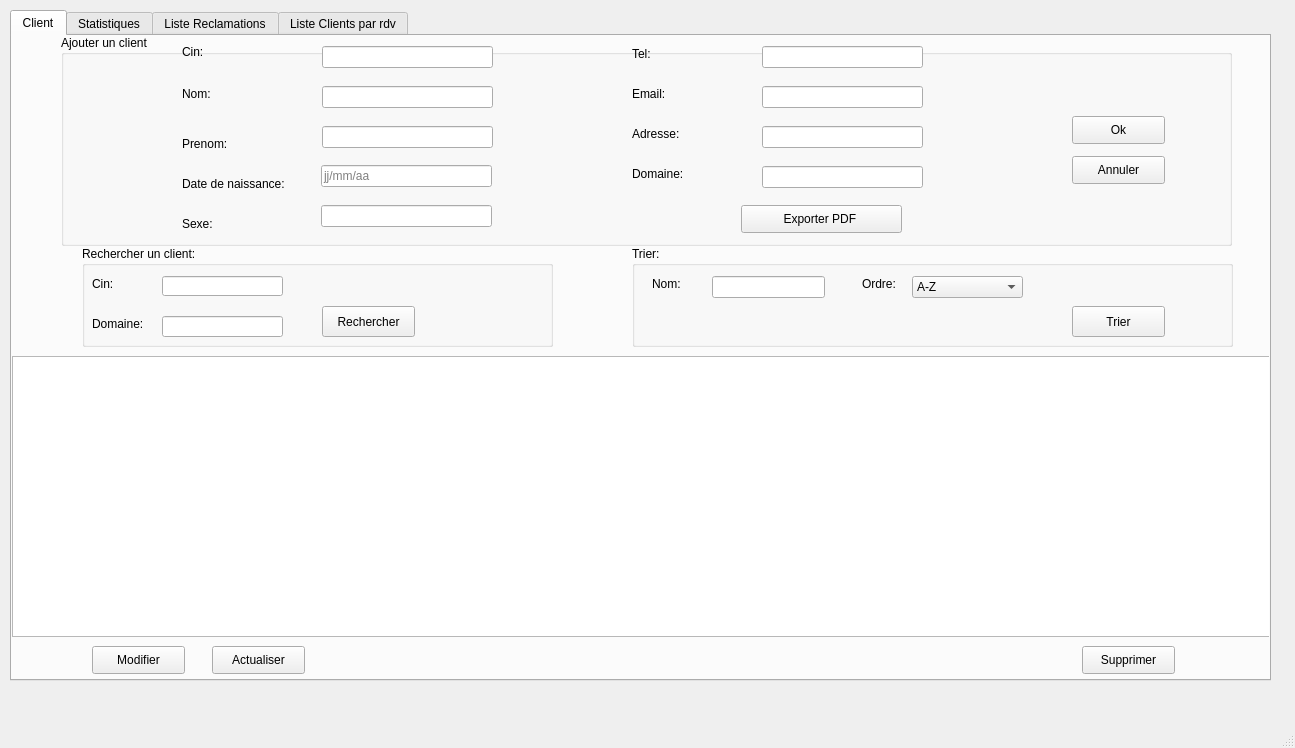
sirineghribi/SMART_RECRUITING_2A17, file mainwindow.ui: the form before one commit.
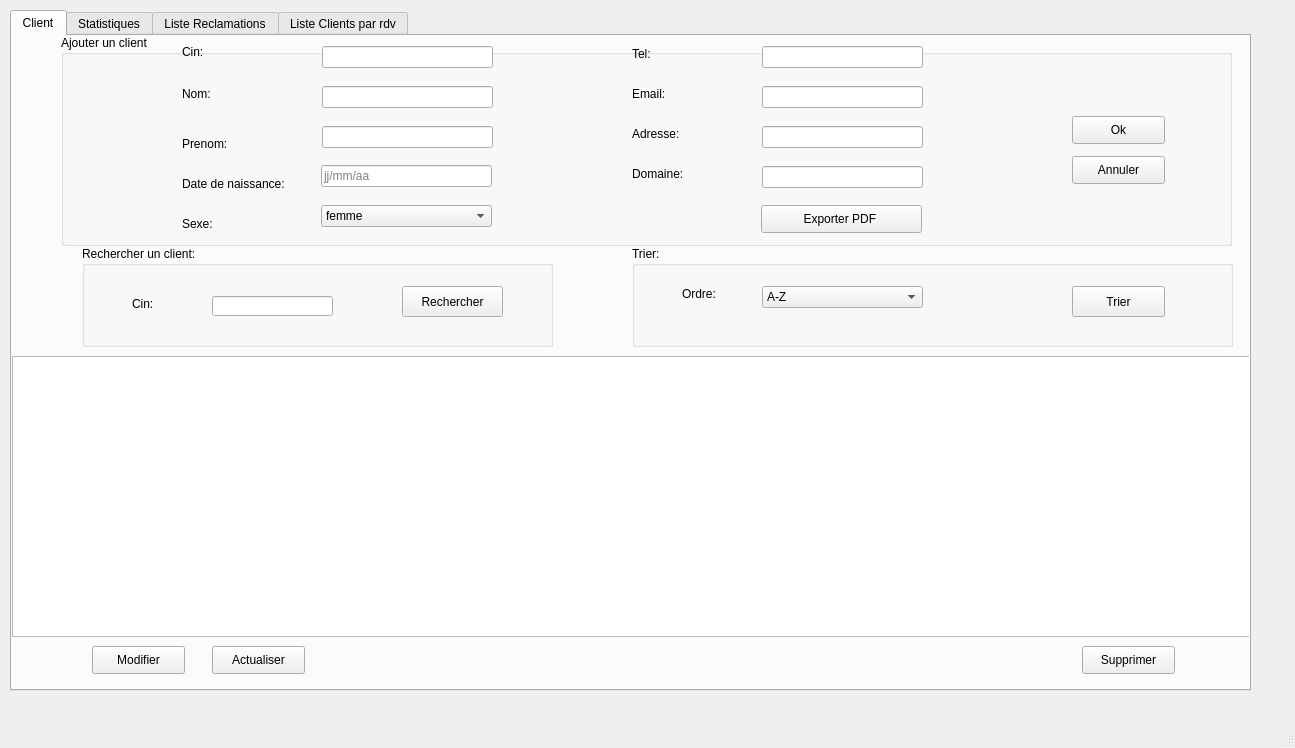
The form after the commit. The open tabs and pages were chosen to show the change. Icons and pictures are not drawn. Custom widgets are drawn as their Qt base class.

```diff
--- a/mainwindow.ui
+++ b/mainwindow.ui
@@ -19,8 +19,8 @@
      <rect>
       <x>10</x>
       <y>10</y>
-      <width>1261</width>
-      <height>671</height>
+      <width>1241</width>
+      <height>681</height>
      </rect>
     </property>
     <property name="currentIndex">
@@ -232,8 +232,8 @@
       <widget class="QLabel" name="label_10">
        <property name="geometry">
         <rect>
-         <x>10</x>
-         <y>30</y>
+         <x>50</x>
+         <y>50</y>
          <width>56</width>
          <height>16</height>
         </rect>
@@ -245,42 +245,22 @@
       <widget class="QLineEdit" name="lineEdit">
        <property name="geometry">
         <rect>
-         <x>80</x>
-         <y>30</y>
+         <x>130</x>
+         <y>50</y>
          <width>121</width>
          <height>20</height>
         </rect>
        </property>
-      </widget>
-      <widget class="QLabel" name="label_11">
-       <property name="geometry">
-        <rect>
-         <x>10</x>
-         <y>70</y>
-         <width>71</width>
-         <height>16</height>
-        </rect>
+       <property name="maxLength">
+        <number>9</number>
        </property>
-       <property name="text">
-        <string>Domaine:</string>
-       </property>
       </widget>
-      <widget class="QLineEdit" name="lineEdit_2">
+      <widget class="QPushButton" name="rechercher_2">
        <property name="geometry">
         <rect>
-         <x>80</x>
-         <y>70</y>
-         <width>121</width>
-         <height>21</height>
-        </rect>
-       </property>
-      </widget>
-      <widget class="QPushButton" name="pushButton">
-       <property name="geometry">
-        <rect>
-         <x>240</x>
-         <y>60</y>
-         <width>93</width>
+         <x>320</x>
+         <y>40</y>
+         <width>101</width>
          <height>31</height>
         </rect>
        </property>
@@ -305,24 +285,11 @@
       <property name="title">
        <string>Trier:</string>
       </property>
-      <widget class="QLabel" name="label_12">
-       <property name="geometry">
-        <rect>
-         <x>20</x>
-         <y>30</y>
-         <width>56</width>
-         <height>16</height>
-        </rect>
-       </property>
-       <property name="text">
-        <string>Nom:</string>
-       </property>
-      </widget>
       <widget class="QLabel" name="label_13">
        <property name="geometry">
         <rect>
-         <x>230</x>
-         <y>30</y>
+         <x>50</x>
+         <y>40</y>
          <width>56</width>
          <height>16</height>
         </rect>
@@ -331,21 +298,11 @@
         <string>Ordre:</string>
        </property>
       </widget>
-      <widget class="QLineEdit" name="lineEdit_7">
-       <property name="geometry">
-        <rect>
-         <x>80</x>
-         <y>30</y>
-         <width>113</width>
-         <height>22</height>
-        </rect>
-       </property>
-      </widget>
-      <widget class="QPushButton" name="pushButton_2">
+      <widget class="QPushButton" name="trier_2">
        <property name="geometry">
         <rect>
          <x>440</x>
-         <y>60</y>
+         <y>40</y>
          <width>93</width>
          <height>31</height>
         </rect>
@@ -361,9 +318,9 @@
       <widget class="QComboBox" name="comboBox">
        <property name="geometry">
         <rect>
-         <x>280</x>
-         <y>30</y>
-         <width>111</width>
+         <x>130</x>
+         <y>40</y>
+         <width>161</width>
          <height>22</height>
         </rect>
        </property>
@@ -464,7 +421,7 @@
       <widget class="QPushButton" name="pushButton_8">
        <property name="geometry">
         <rect>
-         <x>680</x>
+         <x>700</x>
          <y>170</y>
          <width>161</width>
          <height>28</height>
@@ -487,7 +444,7 @@
         <string>jj/mm/aa</string>
        </property>
       </widget>
-      <widget class="QLineEdit" name="lineEdit_sexe">
+      <widget class="QComboBox" name="lineEdit_sexe">
        <property name="geometry">
         <rect>
          <x>260</x>
@@ -496,6 +453,16 @@
          <height>22</height>
         </rect>
        </property>
+       <item>
+        <property name="text">
+         <string>femme</string>
+        </property>
+       </item>
+       <item>
+        <property name="text">
+         <string>homme</string>
+        </property>
+       </item>
       </widget>
      </widget>
      <widget class="QPushButton" name="pushButton_3">
@@ -747,6 +714,14 @@
   </widget>
   <widget class="QStatusBar" name="statusbar"/>
  </widget>
+ <customwidgets>
+  <customwidget>
+   <class>PieChartWidget</class>
+   <extends>QWidget</extends>
+   <header>piechartwidget.h</header>
+   <container>1</container>
+  </customwidget>
+ </customwidgets>
  <resources/>
  <connections/>
 </ui>
```
Left out of the diff: 110 changed lines with no effect on the pictures.
